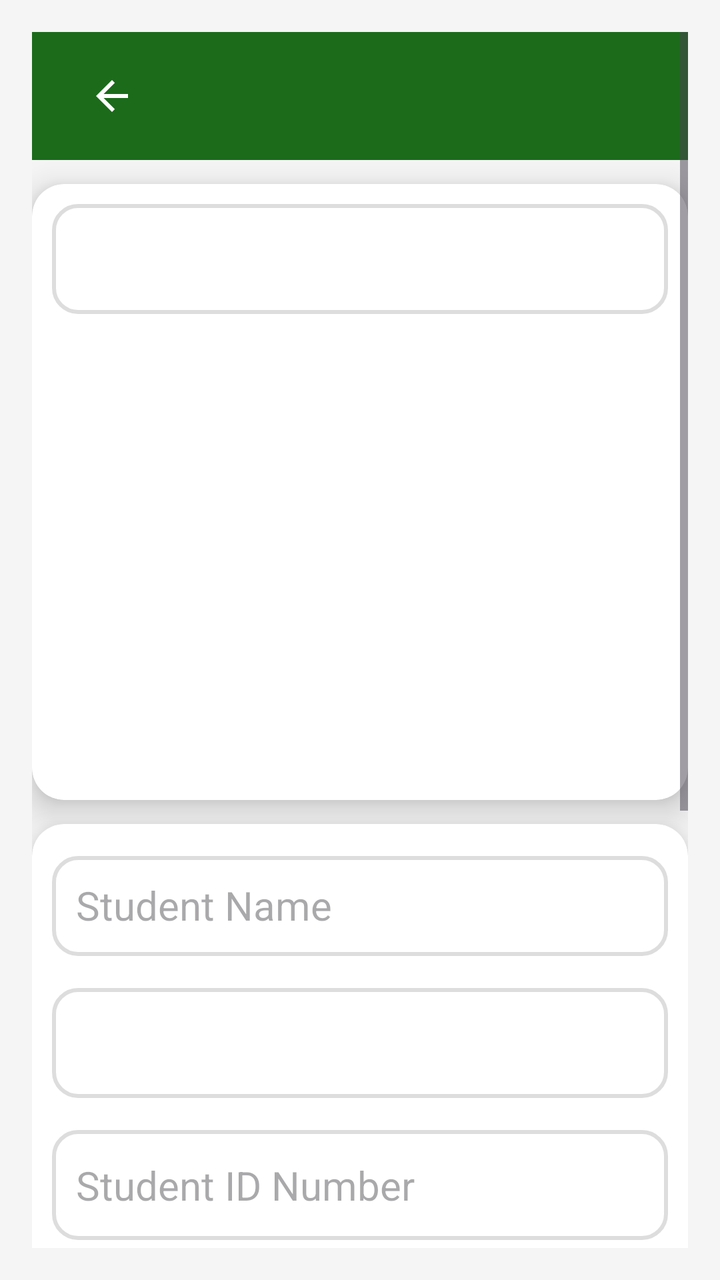
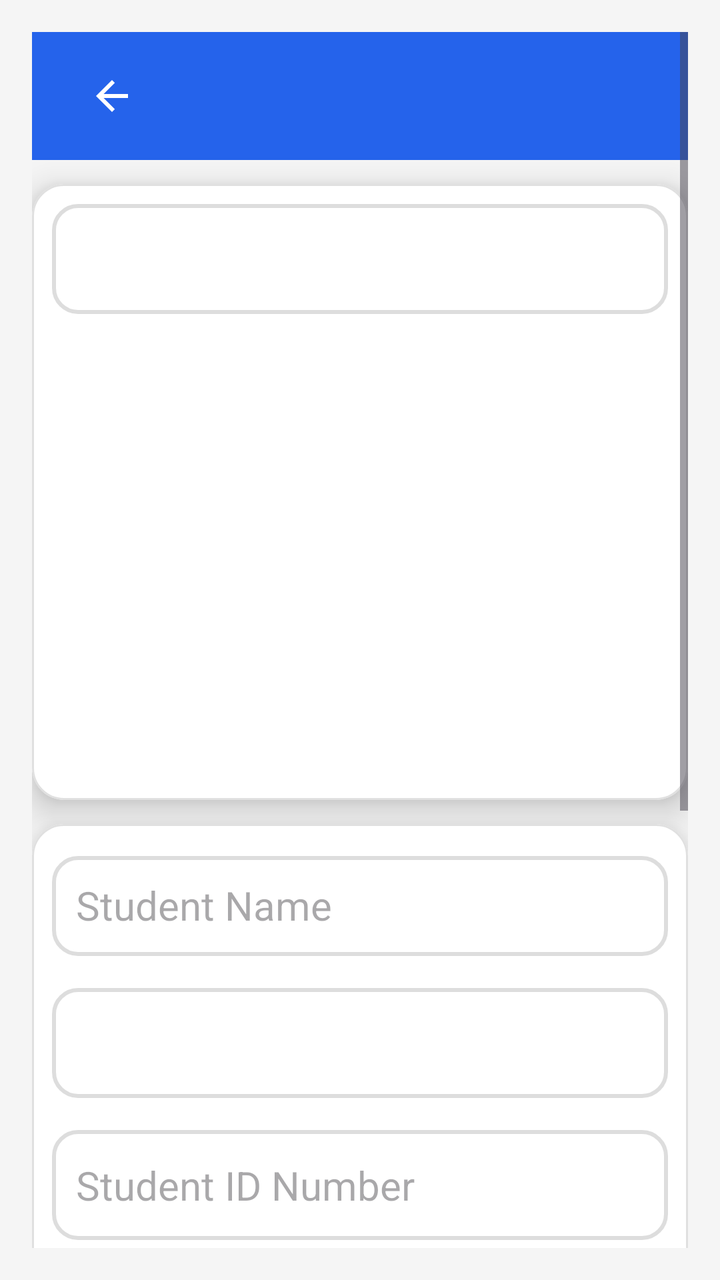

Compare the two renders of this Android layout. The source of the first and the diff that turns it into the second are given below.
<!-- AndroidManifest.xml: application theme Theme.TransportApp -->
<!-- res/layout/activity_delete_student.xml -->
<?xml version="1.0" encoding="utf-8"?>
<ScrollView xmlns:android="http://schemas.android.com/apk/res/android"
    android:layout_width="match_parent"
    android:layout_height="match_parent"
    xmlns:app="http://schemas.android.com/apk/res-auto"
    android:fillViewport="true"
    android:background="@color/screen_background"
    android:padding="16dp">

    <LinearLayout
        android:layout_width="match_parent"
        android:layout_height="wrap_content"
        android:orientation="vertical">

        
        <include
            layout="@layout/toolbar"
            android:layout_width="match_parent"
            android:layout_height="wrap_content" />

        
        <com.google.android.material.card.MaterialCardView
            android:layout_width="match_parent"
            android:layout_height="wrap_content"
            android:layout_marginTop="12dp"
            android:backgroundTint="@color/surface"
            android:padding="24dp"
            app:cardCornerRadius="16dp"
            app:cardElevation="10dp">

            <LinearLayout
                android:layout_width="match_parent"
                android:layout_height="wrap_content"
                android:orientation="vertical">

                <Spinner
                    android:id="@+id/filterDropdown"
                    android:layout_width="match_parent"
                    android:layout_height="55dp"
                    android:layout_marginBottom="16dp"
                    android:layout_marginTop="10dp"
                    android:layout_marginHorizontal="10dp"
                    android:background="@drawable/edittext_background"
                    android:padding="12dp"/>

                <androidx.recyclerview.widget.RecyclerView
                    android:id="@+id/studentRecyclerView"
                    android:layout_width="match_parent"
                    android:layout_height="217dp"
                    android:layout_marginHorizontal="10dp"
                    android:layout_marginBottom="10dp"
                    android:nestedScrollingEnabled="false" />

            </LinearLayout>
        </com.google.android.material.card.MaterialCardView>

        
        <com.google.android.material.card.MaterialCardView
            android:layout_width="match_parent"
            android:layout_height="wrap_content"
            android:layout_marginTop="12dp"
            android:backgroundTint="@color/surface"
            android:padding="24dp"
            app:cardCornerRadius="16dp"
            app:cardElevation="10dp">

            <LinearLayout
                android:layout_width="match_parent"
                android:layout_height="wrap_content"
                android:orientation="vertical">

                
                <EditText
                    android:id="@+id/studentNameInput"
                    android:layout_width="match_parent"
                    android:layout_height="50dp"
                    android:layout_marginTop="16dp"
                    android:layout_marginHorizontal="10dp"
                    android:background="@drawable/edittext_background"
                    android:hint="@string/hint_student_name"
                    android:inputType="text"
                    android:padding="12dp"
                    android:textColor="@color/text_primary"
                    android:textSize="20sp"/>

                
                <Spinner
                    android:id="@+id/classDropdown"
                    android:layout_width="match_parent"
                    android:layout_height="55dp"
                    android:layout_marginTop="16dp"
                    android:layout_marginHorizontal="10dp"
                    android:background="@drawable/edittext_background"
                    android:padding="12dp"/>

                
                <EditText
                    android:id="@+id/studentIdInput"
                    android:layout_width="match_parent"
                    android:layout_height="55dp"
                    android:layout_marginTop="16dp"
                    android:layout_marginHorizontal="10dp"
                    android:background="@drawable/edittext_background"
                    android:hint="@string/hint_student_id_number"
                    android:inputType="number"
                    android:padding="12dp"
                    android:textColor="@color/text_primary"
                    android:textSize="20sp"/>

                
                <Spinner
                    android:id="@+id/routeDropdown"
                    android:layout_width="match_parent"
                    android:layout_height="55dp"
                    android:layout_marginTop="16dp"
                    android:layout_marginHorizontal="10dp"
                    android:background="@drawable/edittext_background"
                    android:padding="12dp"/>

                
                <EditText
                    android:id="@+id/parentNameInput"
                    android:layout_width="match_parent"
                    android:layout_height="55dp"
                    android:layout_marginTop="16dp"
                    android:layout_marginHorizontal="10dp"
                    android:background="@drawable/edittext_background"
                    android:hint="@string/hint_parent_name"
                    android:inputType="text"
                    android:padding="12dp"
                    android:textColor="@color/text_primary"
                    android:textSize="20sp"/>

                
                <EditText
                    android:id="@+id/parentContactInput"
                    android:layout_width="match_parent"
                    android:layout_height="55dp"
                    android:layout_marginTop="16dp"
                    android:layout_marginHorizontal="10dp"
                    android:background="@drawable/edittext_background"
                    android:hint="@string/hint_parent_contact"
                    android:inputType="phone"
                    android:padding="12dp"
                    android:textColor="@color/text_primary"
                    android:textSize="20sp"/>

                
                <EditText
                    android:id="@+id/homeLocationInput"
                    android:layout_width="match_parent"
                    android:layout_height="55dp"
                    android:layout_marginTop="16dp"
                    android:layout_marginHorizontal="10dp"
                    android:background="@drawable/edittext_background"
                    android:hint="@string/hint_home_location"
                    android:inputType="text"
                    android:padding="12dp"
                    android:textColor="@color/text_primary"
                    android:textSize="20sp"/>

                
                <Button
                    android:id="@+id/deleteStudentButton"
                    android:layout_width="280dp"
                    android:layout_height="wrap_content"
                    android:layout_gravity="center"
                    android:layout_marginTop="24dp"
                    android:layout_marginBottom="10dp"
                    android:backgroundTint="@color/green"
                    android:drawablePadding="8dp"
                    android:padding="16dp"
                    android:text="@string/title_delete_student"
                    android:textColor="@color/white"
                    android:textSize="16sp"/>
            </LinearLayout>
        </com.google.android.material.card.MaterialCardView>
    </LinearLayout>
</ScrollView>
<!-- res/layout/toolbar.xml (included above) -->
<?xml version="1.0" encoding="utf-8"?>
<com.google.android.material.appbar.MaterialToolbar xmlns:android="http://schemas.android.com/apk/res/android"
    xmlns:app="http://schemas.android.com/apk/res-auto"
    android:id="@+id/toolbar"
    android:layout_width="match_parent"
    android:layout_height="?attr/actionBarSize"
    android:background="@color/green"
    android:elevation="4dp"
    android:theme="@style/ThemeOverlay.AppCompat.Dark.ActionBar">

    <ImageButton
        android:id="@+id/backButton"
        android:layout_width="48dp"
        android:layout_height="48dp"
        android:layout_marginStart="12dp"
        android:background="@null"
        android:contentDescription="@string/back_button_desc"
        android:src="@drawable/baseline_arrow_back_24"
        app:tint="@android:color/white" />

    <TextView
        android:id="@+id/toolbar_title"
        android:layout_width="wrap_content"
        android:layout_height="wrap_content"
        android:layout_gravity="center"
        android:textColor="@android:color/white"
        android:textSize="22sp"
        android:textStyle="bold" />

    
    <ImageButton
        android:id="@+id/signOutButton"
        android:layout_width="48dp"
        android:layout_height="48dp"
        android:layout_gravity="end"
        android:layout_marginEnd="8dp"
        android:background="?attr/selectableItemBackgroundBorderless"
        android:contentDescription="@string/sign_out"
        android:src="@drawable/baseline_logout_24"
        android:visibility="gone"
        app:tint="@android:color/white" />
</com.google.android.material.appbar.MaterialToolbar>
<!-- resources referenced by this layout -->
<resources>
  <color name="green">#1B6B1B</color>
  <color name="screen_background">#F5F5F5</color>
  <color name="surface">#FFFFFF</color>
  <color name="text_primary">#212121</color>
  <color name="white">#FFFFFFFF</color>
  <!-- drawable baseline_arrow_back_24 (drawable) -->
  <vector xmlns:android="http://schemas.android.com/apk/res/android" android:autoMirrored="true" android:height="24dp" android:tint="@color/text_secondary" android:viewportHeight="24" android:viewportWidth="24" android:width="24dp">
        
      <path android:fillColor="@android:color/white" android:pathData="M20,11H7.83l5.59,-5.59L12,4l-8,8 8,8 1.41,-1.41L7.83,13H20v-2z"/>
      
  </vector>
  <!-- drawable baseline_logout_24 (drawable) -->
  <vector xmlns:android="http://schemas.android.com/apk/res/android" android:autoMirrored="true" android:height="24dp" android:tint="@color/white" android:viewportHeight="24" android:viewportWidth="24" android:width="24dp">
      <path android:fillColor="@android:color/white" android:pathData="M17,7l-1.41,1.41L18.17,11H8v2h10.17l-2.58,2.58L17,17l5,-5zM4,5h8V3H4c-1.1,0 -2,0.9 -2,2v14c0,1.1 0.9,2 2,2h8v-2H4V5z"/>
  </vector>
  <!-- drawable edittext_background (drawable) -->
  <?xml version="1.0" encoding="utf-8"?>
  <shape xmlns:android="http://schemas.android.com/apk/res/android">
      <solid android:color="@color/surface" />
      <corners android:radius="12dp" />
      <stroke android:width="2dp" android:color="@color/border_light" />
  </shape>
  <string name="back_button_desc">Navigate back</string>
  <string name="hint_home_location">Home Location</string>
  <string name="hint_parent_contact">Parent Contact</string>
  <string name="hint_parent_name">Parent Name</string>
  <string name="hint_student_id_number">Student ID Number</string>
  <string name="hint_student_name">Student Name</string>
  <string name="sign_out">Sign out</string>
  <string name="title_delete_student">Delete Student</string>
  <style name="Theme.TransportApp" parent="Base.Theme.TransportApp" />
  <color name="text_secondary">#616161</color>
  <color name="border_light">#DDDDDD</color>
  <style name="Base.Theme.TransportApp" parent="Theme.Material3.DayNight.NoActionBar">
          
          <item name="colorPrimary">@color/green</item>
          <item name="colorOnPrimary">@color/white</item>
          <item name="colorSecondary">@color/accent_orange</item>
          <item name="colorOnSecondary">@color/white</item>
          
          <item name="materialCardViewStyle">@style/Widget.Material3.CardView.Elevated</item>
      </style>
  <color name="accent_orange">#B45309</color>
</resources>

<!-- the commit's change to res/layout/activity_delete_student.xml (unified diff, before → after) -->
@@ -167,7 +167,7 @@
                     android:layout_gravity="center"
                     android:layout_marginTop="24dp"
                     android:layout_marginBottom="10dp"
-                    android:backgroundTint="@color/green"
+                    android:backgroundTint="@color/brand_primary"
                     android:drawablePadding="8dp"
                     android:padding="16dp"
                     android:text="@string/title_delete_student"
@@ -184,7 +184,7 @@
     android:id="@+id/toolbar"
     android:layout_width="match_parent"
     android:layout_height="?attr/actionBarSize"
-    android:background="@color/green"
+    android:background="@color/brand_primary"
     android:elevation="4dp"
     android:theme="@style/ThemeOverlay.AppCompat.Dark.ActionBar">
 
<!-- resource entries referenced after the edit -->
@@ -1,6 +1,6 @@
 <!-- resources referenced by this layout -->
 <resources>
-  <color name="green">#1B6B1B</color>
+  <color name="brand_primary">#2563EB</color>
   <color name="screen_background">#F5F5F5</color>
   <color name="surface">#FFFFFF</color>
   <color name="text_primary">#212121</color>
@@ -34,14 +34,32 @@
   <color name="text_secondary">#616161</color>
   <color name="border_light">#DDDDDD</color>
   <style name="Base.Theme.TransportApp" parent="Theme.Material3.DayNight.NoActionBar">
-          
-          <item name="colorPrimary">@color/green</item>
-          <item name="colorOnPrimary">@color/white</item>
+          <item name="colorPrimary">@color/theme_primary</item>
+          <item name="colorOnPrimary">@color/theme_on_primary</item>
+          <item name="colorPrimaryContainer">@color/theme_primary_container</item>
+          <item name="colorOnPrimaryContainer">@color/theme_on_primary_container</item>
           <item name="colorSecondary">@color/accent_orange</item>
           <item name="colorOnSecondary">@color/white</item>
+          <item name="colorSurfaceVariant">@color/surface_variant</item>
+          <item name="colorOutlineVariant">@color/outline_card</item>
           
-          <item name="materialCardViewStyle">@style/Widget.Material3.CardView.Elevated</item>
+          <item name="materialCardViewStyle">@style/Widget.Transport.Card</item>
       </style>
+  <color name="theme_primary">#2563EB</color>
+  <color name="theme_on_primary">#FFFFFF</color>
+  <color name="theme_primary_container">#DBEAFE</color>
+  <color name="theme_on_primary_container">#1E3A8A</color>
   <color name="accent_orange">#B45309</color>
+  <color name="surface_variant">#F1F3F4</color>
+  <color name="outline_card">#E0E0E0</color>
+  <style name="Widget.Transport.Card" parent="Widget.Material3.CardView.Elevated">
+          <item name="cardCornerRadius">@dimen/radius_l</item>
+          <item name="cardElevation">@dimen/card_elevation_default</item>
+          <item name="strokeColor">@color/outline_card</item>
+          <item name="strokeWidth">1dp</item>
+          <item name="cardBackgroundColor">@color/surface</item>
+      </style>
+  <dimen name="radius_l">16dp</dimen>
+  <dimen name="card_elevation_default">2dp</dimen>
 </resources>
 
